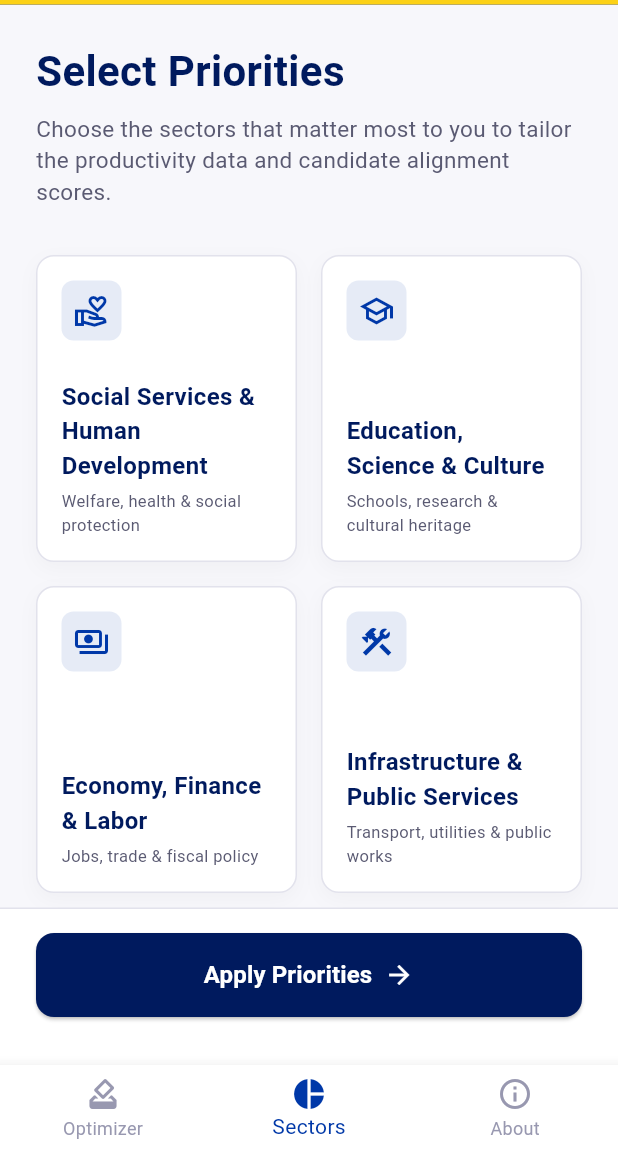
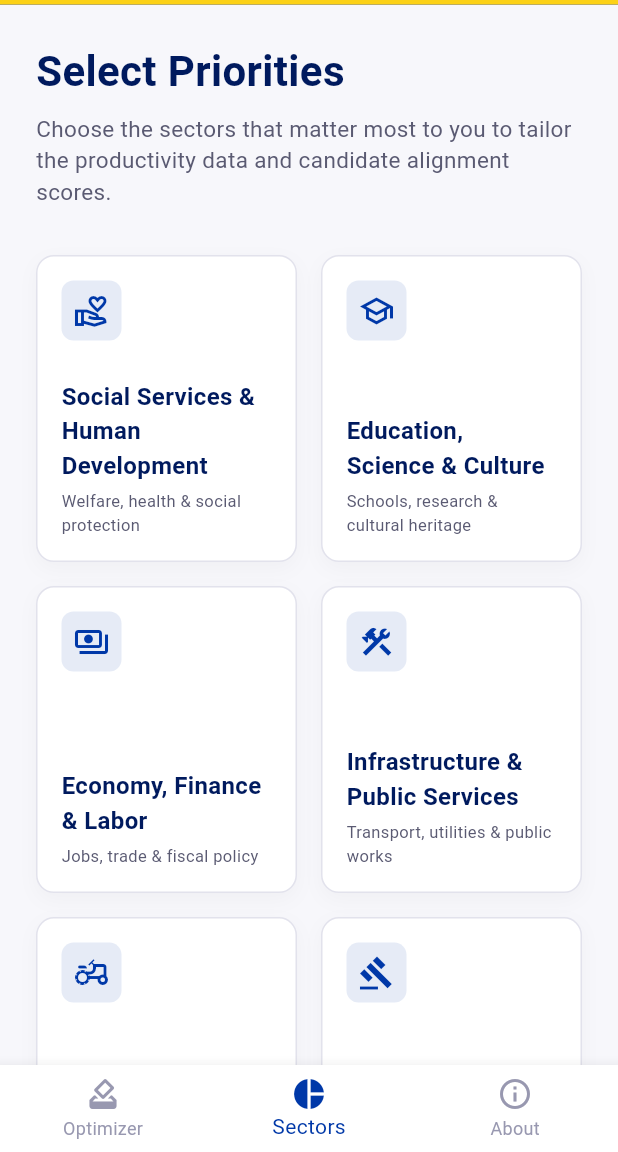
Before and after one commit to Romar-jpg/optivote_ph_mobile_prototype, a Flutter app: the screen it shows after launch, item 2 of the bottom bar chosen, on a phone screen of 412 x 824 dp, the part 84-1236 px from its top. Run offline on Flutter 3.47's test engine with Material 3 defaults, Android fonts, the phone set to English and light mode, and no system bars; our stand-ins replace csv.

Commit message:
remove "Apply priorities" button in sector tab

```diff
--- a/lib/main.dart
+++ b/lib/main.dart
@@ -183,11 +183,6 @@ class _MainScreenState extends State<MainScreen> {
         selectedSectors: _selectedSectors,
         sectorDefinitions: _sectorDefinitions,
         onToggle: _toggleSector,
-        onApply: () {
-          setState(() {
-            _currentIndex = 0; // Go to Optimizer
-          });
-        },
       ),
       const HowItWorksScreen(),
     ];
@@ -647,14 +642,12 @@ class BillSectorsScreen extends StatelessWidget {
   final Set<String> selectedSectors;
   final List<Map<String, dynamic>> sectorDefinitions;
   final Function(String) onToggle;
-  final VoidCallback onApply;
 
   const BillSectorsScreen({
     super.key,
     required this.selectedSectors,
     required this.sectorDefinitions,
     required this.onToggle,
-    required this.onApply,
   });
 
   @override
@@ -701,10 +694,10 @@ class BillSectorsScreen extends StatelessWidget {
               ),
               const SizedBox(height: 32),
               _buildDataProfile(),
+              const SizedBox(height: 32),
             ],
           ),
         ),
-        _buildApplyButton(),
       ],
     );
   }
@@ -814,34 +807,6 @@ class BillSectorsScreen extends StatelessWidget {
     );
   }
 
-  Widget _buildApplyButton() {
-    return Container(
-      padding: const EdgeInsets.fromLTRB(24, 16, 24, 32),
-      decoration: BoxDecoration(
-        color: Colors.white,
-        border: const Border(top: BorderSide(color: AppColors.border)),
-      ),
-      child: ElevatedButton(
-        onPressed: onApply,
-        style: ElevatedButton.styleFrom(
-          backgroundColor: AppColors.navy,
-          foregroundColor: Colors.white,
-          minimumSize: const Size(double.infinity, 56),
-          shape: RoundedRectangleBorder(
-            borderRadius: BorderRadius.circular(12),
-          ),
-        ),
-        child: Row(
-          mainAxisAlignment: MainAxisAlignment.center,
-          children: const [
-            Text("Apply Priorities", style: TextStyle(fontSize: 16, fontWeight: FontWeight.bold)),
-            SizedBox(width: 8),
-            Icon(Icons.arrow_forward, size: 20),
-          ],
-        ),
-      ),
-    );
-  }
 }
 
 // ── TAB 3: HOW IT WORKS (PLACEHOLDER) ──────────────────────────
--- a/pubspec.yaml
+++ b/pubspec.yaml
@@ -16,7 +16,7 @@ publish_to: 'none' # Remove this line if you wish to publish to pub.dev
 # https://developer.apple.com/library/archive/documentation/General/Reference/InfoPlistKeyReference/Articles/CoreFoundationKeys.html
 # In Windows, build-name is used as the major, minor, and patch parts
 # of the product and file versions while build-number is used as the build suffix.
-version: 0.1.2+3
+version: 0.1.3+4
 
 environment:
   sdk: ^3.11.5
```
Also changed, not shown: 1 other file.
